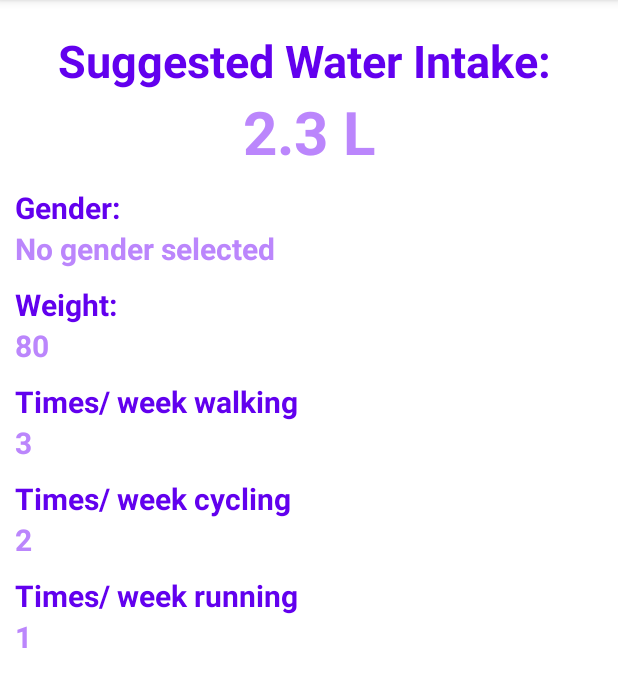
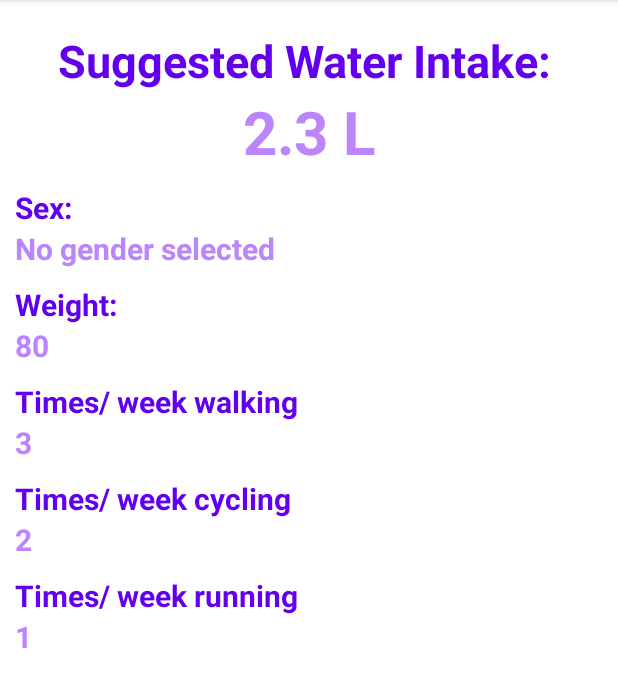
Before and after one commit to tomaandreisacuiu/SmartWaterBottleApp, an Android app: the Activity2 screen opened directly, with no data from a screen before it, on a phone screen of 412 x 824 dp, the part 84-757 px from its top. Run offline under Robolectric (Android 15) with nearby library versions, the phone set to English and light mode, and no system bars.

Commit message:
small UI changes

```diff
--- a/app/src/main/res/layout/activity_2.xml
+++ b/app/src/main/res/layout/activity_2.xml
@@ -46,7 +46,7 @@
                 android:layout_width="match_parent"
                 android:layout_height="wrap_content"
                 android:textSize="20sp"
-                android:text="Gender:"
+                android:text="Sex:"
                 android:id="@+id/genderView"
                 android:textStyle="bold"
                 android:textColor="@color/purple_500"
--- a/app/src/main/res/layout/activity_settings.xml
+++ b/app/src/main/res/layout/activity_settings.xml
@@ -22,7 +22,7 @@
             <TextView
                 android:layout_width="wrap_content"
                 android:layout_height="wrap_content"
-                android:text="Gender"
+                android:text="Sex:"
                 android:textSize="20dp" />
 
             <Spinner
```
